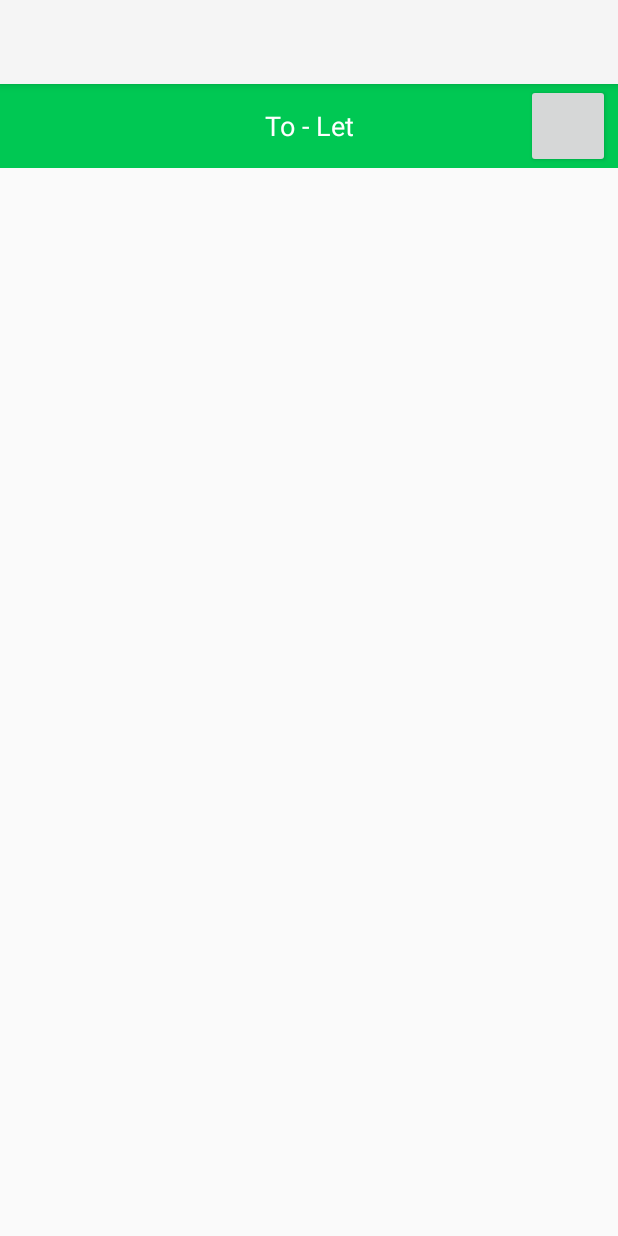
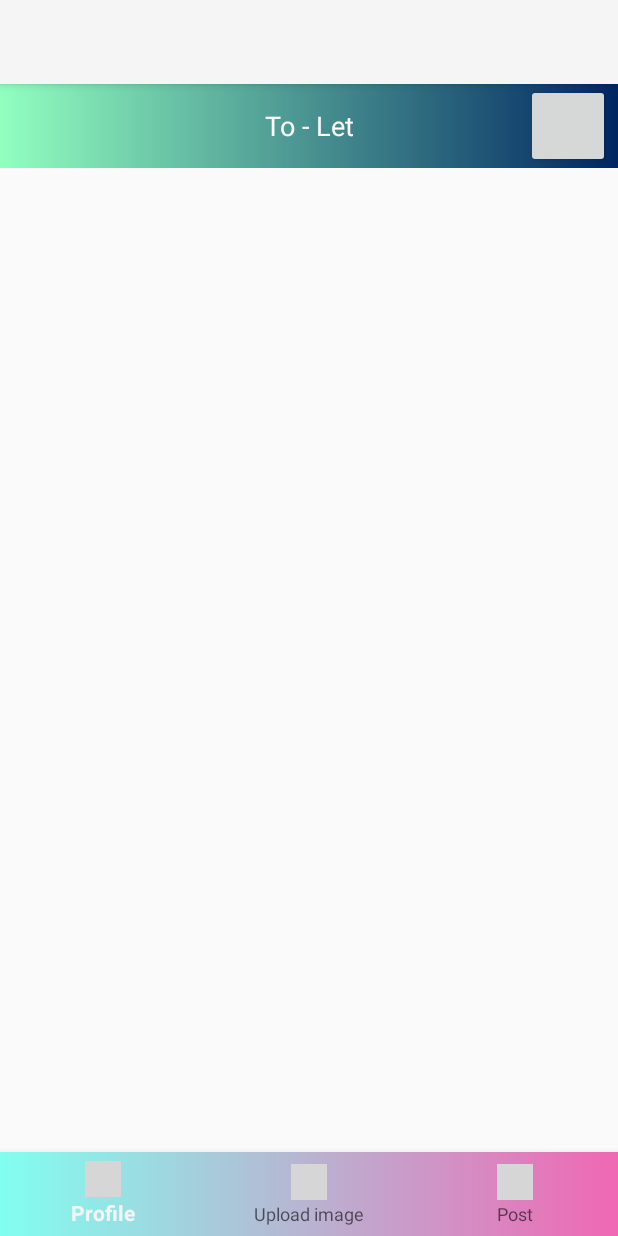
Before and after one commit to Md-Salauddin/To-Let_Android_Project, an Android app: the Main2Activity screen opened directly, with no data from a screen before it, on a phone screen of 412 x 824 dp. Run offline under Robolectric (Android 15) with nearby library versions, the light colour scheme and no system bars; libraries missing offline, so code that uses them is left out: com.nightonke.boommenu; plain views replace BoomMenuButton; 6 statements that could not run were skipped; grey boxes are pictures that could not be loaded.

Commit message:
set button listener for boom menu and bottom bar icon

```diff
--- a/app/build.gradle
+++ b/app/build.gradle
@@ -26,6 +26,7 @@ dependencies {
         exclude group: 'com.android.support', module: 'support-annotations'
     })
     compile 'com.android.support:appcompat-v7:26.+'
+    compile 'com.android.support:design:26+'
     compile 'com.nightonke:boommenu:2.1.1'
     testCompile 'junit:junit:4.12'
 }
--- a/app/src/main/java/com/example/mohammadsk/to_let/Main2Activity.java
+++ b/app/src/main/java/com/example/mohammadsk/to_let/Main2Activity.java
@@ -1,10 +1,15 @@
 package com.example.mohammadsk.to_let;
 
 
+import android.support.annotation.NonNull;
+import android.support.design.widget.BottomNavigationView;
 import android.support.v7.app.AppCompatActivity;
 import android.os.Bundle;
+import android.view.MenuItem;
+import android.widget.Toast;
 
 import com.nightonke.boommenu.BoomButtons.ButtonPlaceEnum;
+import com.nightonke.boommenu.BoomButtons.OnBMClickListener;
 import com.nightonke.boommenu.BoomButtons.TextOutsideCircleButton;
 import com.nightonke.boommenu.BoomMenuButton;
 import com.nightonke.boommenu.ButtonEnum;
@@ -14,6 +19,7 @@ public class Main2Activity extends AppCompatActivity {
 
     private android.support.v7.widget.Toolbar toolbar;
     private BoomMenuButton rightMenuButton;
+    private BottomNavigationView bottomNavigationView;
 
     private int[] icons;
     private String[] iconTitle;
@@ -25,6 +31,7 @@ public class Main2Activity extends AppCompatActivity {
 
         toolbar = (android.support.v7.widget.Toolbar) findViewById(R.id.toolBar);
         rightMenuButton = (BoomMenuButton) findViewById(R.id.action_bar_left_bmb);
+        bottomNavigationView = (BottomNavigationView) findViewById(R.id.bottomNavigationBar);
 
         setSupportActionBar(toolbar);
 
@@ -44,8 +51,46 @@ public class Main2Activity extends AppCompatActivity {
         for (int i=0; i<rightMenuButton.getButtonPlaceEnum().buttonNumber(); i++){
             rightMenuButton.addBuilder(new TextOutsideCircleButton.Builder().
                     normalImageRes(icons[i]).
-                    normalText(iconTitle[i]));
+                    normalText(iconTitle[i]).
+                    listener(new OnBMClickListener() {
+                        @Override
+                        public void onBoomButtonClick(int index) {
+                            switch (index){
+                                case 0:
+                                    Toast.makeText(Main2Activity.this,"Search",Toast.LENGTH_SHORT).show();
+                                    break;
+                                case 1:
+                                    Toast.makeText(Main2Activity.this,"Message",Toast.LENGTH_SHORT).show();
+                                    break;
+                                case 2:
+                                    Toast.makeText(Main2Activity.this,"Log out",Toast.LENGTH_SHORT).show();
+                                    break;
+                            }
+                        }
+                    }));
         }
+
+        //
+        bottomNavigationView.setOnNavigationItemSelectedListener(new BottomNavigationView.OnNavigationItemSelectedListener() {
+            @Override
+            public boolean onNavigationItemSelected(@NonNull MenuItem item) {
+
+                switch (item.getItemId()){
+                    case R.id.userProfile:
+                        Toast.makeText(Main2Activity.this,"My Profile",Toast.LENGTH_SHORT).show();
+                        break;
+                    case R.id.userUploadImage:
+                        Toast.makeText(Main2Activity.this,"Upload Image",Toast.LENGTH_SHORT).show();
+                        break;
+                    case R.id.addPost:
+                        Toast.makeText(Main2Activity.this,"Add post",Toast.LENGTH_SHORT).show();
+                        break;
+
+                }
+
+                return true;
+            }
+        });
 
     }
 }
--- /dev/null
+++ b/app/src/main/res/drawable/gradient_bottom.xml
@@ -0,0 +1,9 @@
+<?xml version="1.0" encoding="utf-8"?>
+<shape android:shape="rectangle"
+    xmlns:android="http://schemas.android.com/apk/res/android" >
+
+    <gradient android:angle="0"
+        android:startColor="#81FFEF"
+        android:endColor="#F067B4"/>
+
+</shape>
--- /dev/null
+++ b/app/src/main/res/drawable/gradient_xml.xml
@@ -0,0 +1,9 @@
+<?xml version="1.0" encoding="utf-8"?>
+<shape android:shape="rectangle"
+    xmlns:android="http://schemas.android.com/apk/res/android" >
+
+    <gradient android:angle="0"
+        android:startColor="#92FFC0"
+        android:endColor="#002661"/>
+
+</shape>
--- a/app/src/main/res/layout/activity_main2.xml
+++ b/app/src/main/res/layout/activity_main2.xml
@@ -12,6 +12,14 @@
         android:layout_width="match_parent"
         android:layout_height="wrap_content"/>
 
-
+    <android.support.design.widget.BottomNavigationView
+        android:id="@+id/bottomNavigationBar"
+        android:layout_width="match_parent"
+        android:layout_height="wrap_content"
+        android:layout_alignParentBottom="true"
+        android:background="@drawable/gradient_bottom"
+        app:itemIconTint="@color/white"
+        app:menu="@menu/bottom_navigation_main">
+    </android.support.design.widget.BottomNavigationView>
 
 </RelativeLayout>
--- a/app/src/main/res/layout/tool_bar.xml
+++ b/app/src/main/res/layout/tool_bar.xml
@@ -8,7 +8,7 @@
         android:id="@+id/toolBar"
         android:layout_width="match_parent"
         android:layout_height="wrap_content"
-        android:background="@color/greenFifteen"
+        android:background="@drawable/gradient_xml"
         android:minHeight="?attr/actionBarSize"
         android:theme="@style/ThemeOverlay.AppCompat.ActionBar"
         app:popupTheme="@style/ThemeOverlay.AppCompat.Light">
--- /dev/null
+++ b/app/src/main/res/menu/bottom_navigation_main.xml
@@ -0,0 +1,22 @@
+<?xml version="1.0" encoding="utf-8"?>
+<menu xmlns:android="http://schemas.android.com/apk/res/android"
+    xmlns:app="http://schemas.android.com/apk/res-auto">
+    <item
+        android:id="@+id/userProfile"
+        android:enabled="true"
+        android:icon="@mipmap/account"
+        android:title="@string/user_profile"
+        app:showAsAction="ifRoom" />
+    <item
+        android:id="@+id/userUploadImage"
+        android:enabled="true"
+        android:icon="@mipmap/photo"
+        android:title="@string/upload_mage"
+        app:showAsAction="ifRoom" />
+    <item
+        android:id="@+id/addPost"
+        android:enabled="true"
+        android:icon="@mipmap/add"
+        android:title="@string/add_post"
+        app:showAsAction="ifRoom" />
+</menu>
--- a/app/src/main/res/values/colors.xml
+++ b/app/src/main/res/values/colors.xml
@@ -7,5 +7,6 @@
     <!-- Green -->
     <color name="green">#4CAF50</color>
     <color name="greenFifteen">#00C853</color>
+    <color name="white">#fff</color>
 
 </resources>
--- a/app/src/main/res/values/strings.xml
+++ b/app/src/main/res/values/strings.xml
@@ -6,4 +6,7 @@
     <string name="user_password">Password</string>
     <string name="user_name">Name</string>
     <string name="custom_app_name">To - Let</string>
+    <string name="user_profile">Profile</string>
+    <string name="upload_mage">Upload image</string>
+    <string name="add_post">Post</string>
 </resources>
```
Also changed, not shown: app/src/main/res/drawable/home.png (added), app/src/main/res/drawable/logout.png (added), app/src/main/res/drawable/message.png (added), app/src/main/res/drawable/search.png (added).
